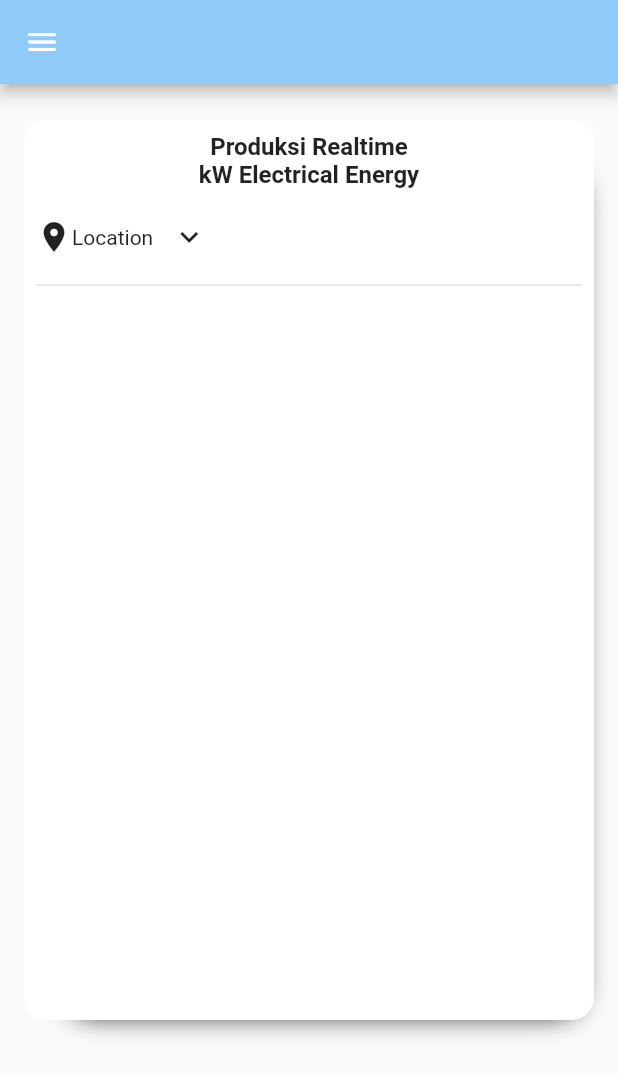
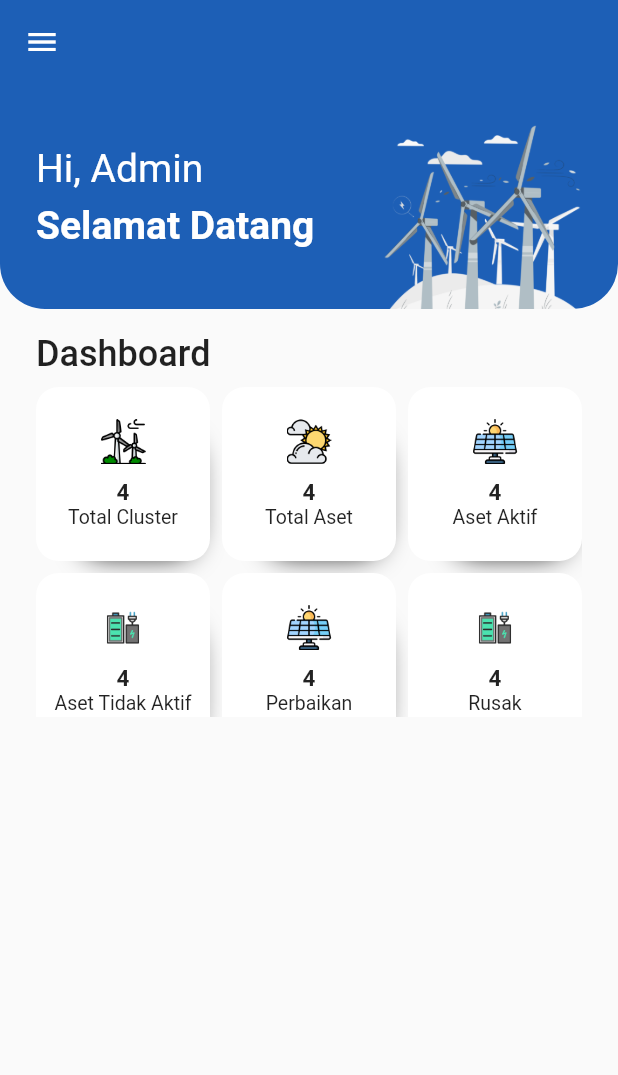
Before and after one commit to hbb-polinema/10-monitoring-pltb, a Flutter app: the screen it shows once a user with an empty profile is signed in, on a phone screen of 412 x 824 dp. Shown: the top 1075 px of the screen. Run offline on Flutter 3.47's test engine with Material 2 defaults, Android fonts, the phone set to English and light mode, and no system bars; our stand-ins replace firebase_auth, firebase_core, syncfusion_flutter_charts; accounts and stored records are empty.

Commit message:
edit home screen

```diff
--- a/lib/home/home_screen.dart
+++ b/lib/home/home_screen.dart
@@ -1,4 +1,5 @@
 import 'package:flutter/material.dart';
+import 'package:manajemen_aset/widget/status_card.dart';
 
 class HomeScreen extends StatefulWidget {
   const HomeScreen({Key? key}) : super(key: key);
@@ -8,200 +9,92 @@ class HomeScreen extends StatefulWidget {
 }
 
 class _HomeScreenState extends State<HomeScreen> {
-  DateTime? dateTime;
-
-  void _showDatePicker() {
-    showDatePicker(
-      context: context,
-      initialDate: DateTime.now(),
-      firstDate: DateTime(2000),
-      lastDate: DateTime(2050),
-    ).then((value) {
-      setState(() {
-        dateTime = value!;
-      });
-    });
-  }
-
-  Future<DateTime?> pickDate() => showDatePicker(
-        context: context,
-        initialDate: DateTime.now(),
-        firstDate: DateTime(2000),
-        lastDate: DateTime(2050),
-      );
-
-  Future<TimeOfDay?> pickTime() => showTimePicker(
-        context: context,
-        initialTime: TimeOfDay.now(),
-      );
-
-  Future pickDateTime() async {
-    DateTime? date = await pickDate();
-    if (date == null) return;
-
-    TimeOfDay? time = await pickTime();
-    if (time == null) return;
-    final dateTime = DateTime(
-      date.year,
-      date.month,
-      date.day,
-      time.hour,
-      time.minute,
-    );
-    setState(() {
-      this.dateTime = dateTime;
-    });
-  }
-
-  // void _showTimePicker() {
-  //   showTimePicker(
-  //     context: context,
-  //     initialTime: TimeOfDay(hour: dateTime!.hour, minute: dateTime!.minute),
-  //     // firstDate: DateTime(2000),
-  //     // lastDate: DateTime(2050),
-  //   ).then((value) {
-  //     setState(() {
-  //       dateTime = value!;
-  //     });
-  //   });
-  // }
-
-  // Future PickDateTime() async {
-  //   _showDatePicker();
-  //   _showTimePicker();
-  // }
-
   @override
   Widget build(BuildContext context) {
-    // final hours = dateTime!.hour.toString().padLeft(2, '0');
-    // final minutes = dateTime!.minute.toString().padLeft(2, '0');
-
-    return SafeArea(
-      child: Scaffold(
-        body: SingleChildScrollView(
+    return Scaffold(
+      body: Stack(
+        children: [
+          background(),
+          SafeArea(
+            child: SingleChildScrollView(
               scrollDirection: Axis.vertical,
+              padding: const EdgeInsets.fromLTRB(24.0, 0, 24, 24),
               child: Column(
+                crossAxisAlignment: CrossAxisAlignment.start,
                 children: [
-              Padding(
-                padding: const EdgeInsets.fromLTRB(16, 16, 16, 0),
-                child: Column(
+                  Row(
+                    mainAxisAlignment: MainAxisAlignment.spaceBetween,
                     children: [
-                    Padding(
-                      padding: const EdgeInsets.only(top: 8, bottom: 15),
-                      child: Container(
-                        width: double.infinity,
-                        height: 600,
-                        decoration: BoxDecoration(
+                      Column(
+                        crossAxisAlignment: CrossAxisAlignment.start,
+                        children: const [
+                          Text(
+                            "Hi, Admin",
+                            style: TextStyle(
                               color: Colors.white,
-                          boxShadow: const [
-                            BoxShadow(
-                              offset: Offset(10, 16),
-                              blurRadius: 15,
-                              spreadRadius: -20,
-                            )
-                          ],
-                          borderRadius: BorderRadius.circular(15),
+                              fontSize: 26,
+                              fontWeight: FontWeight.w400,
                             ),
-                        child: Padding(
-                          padding: const EdgeInsets.all(8.0),
-                          child: Column(
-                            children: [
-                              const Text(
-                                'Produksi Realtime \nkW Electrical Energy',
+                          ),
+                          SizedBox(height: 8),
+                          Text(
+                            "Selamat Datang",
                             style: TextStyle(
-                                  fontSize: 16,
-                                  fontWeight: FontWeight.w600,
-                                ),
-                                textAlign: TextAlign.center,
-                              ),
-                              const SizedBox(
-                                height: 8,
-                              ),
-                              Column(
-                                mainAxisAlignment:
-                                    MainAxisAlignment.spaceBetween,
-                                children: [
-                                  // location
-                                  Row(
-                                    children: [
-                                      const Icon(Icons.place),
-                                      const Text('Location'),
-                                      IconButton(
-                                        onPressed: () {},
-                                        icon: const Icon(Icons.expand_more),
+                                color: Colors.white,
+                                fontSize: 26,
+                                fontWeight: FontWeight.w600),
                           ),
                         ],
                       ),
-                                  // //date
-                                  // Row(
-                                  //   children: [
-                                  //     const Icon(Icons.calendar_month_rounded),
-                                  //     Text(dateTime == null
-                                  //         ? DateFormat('dd MM yyyy HH:mm:ss')
-                                  //             .format(DateTime.now())
-                                  //         : DateFormat('dd MMM yyyy HH:mm:00')
-                                  //             .format(dateTime!)),
-                                  //     IconButton(
-                                  //       onPressed: () async {
-                                  //         pickDateTime();
-                                  //       },
-                                  //       icon: const Icon(Icons.expand_more),
-                                  //     ),
-                                  //   ],
-                                  // ),
+                      Column(
+                        children: [
+                          const SizedBox(height: 20),
+                          Image.asset("img/Wind turbine-pana.png", height: 130),
                         ],
                       ),
-                              const Divider(thickness: 1),
-                              const SizedBox(
-                                height: 8,
-                              ),
-                              // const Chart2(),
-                              // RealtimeChart()
-                              // const NewChart(),
                     ],
                   ),
+                  const SizedBox(height: 16),
+                  const Text(
+                    "Dashboard",
+                    style: TextStyle(
+                      fontSize: 24,
+                      fontWeight: FontWeight.w500,
                     ),
                   ),
-                    ),
-                    // const Text(
-                    //   'Dashboard',
-                    //   style: TextStyle(
-                    //     fontSize: 16,
-                    //     fontWeight: FontWeight.w600,
-                    //   ),
-                    // ),
-                    // SizedBox(
-                    //   height: 10,
-                    // ),
-                    // Expanded(
-                    //   child: GridView.count(
-                    //     crossAxisCount: 2,
-                    //     crossAxisSpacing: 24,
-                    //     mainAxisSpacing: 24,
-                    //     children: const [
-                    //       StatusCard(
-                    //           img: 'img/turbine.png',
-                    //           title: '4',
-                    //           subTitle: 'Wind Turbine'),
-                    //       StatusCard(
-                    //           img: 'img/partly-cloudy.png',
-                    //           title: '4',
-                    //           subTitle: 'Weather Station'),
-                    //       StatusCard(
-                    //           img: 'img/solar-panel.png',
-                    //           title: '4',
-                    //           subTitle: 'Solar Panel'),
-                    //       StatusCard(
-                    //           img: 'img/battery-charge.png',
-                    //           title: '4',
-                    //           subTitle: 'TBattery'),
-                    //     ],
-                    //   ),
-                    // ),
-
-                    // SizedBox(
-                    //   height: 20,
-                    // )
+                  const SizedBox(height: 8),
+                  SizedBox(
+                    height: 220,
+                    child: GridView.count(
+                      crossAxisCount: 3,
+                      crossAxisSpacing: 8,
+                      mainAxisSpacing: 8,
+                      shrinkWrap: true,
+                      children: const [
+                        StatusCard(
+                            img: 'img/turbine.png',
+                            title: '4',
+                            subTitle: 'Total Cluster'),
+                        StatusCard(
+                            img: 'img/partly-cloudy.png',
+                            title: '4',
+                            subTitle: 'Total Aset'),
+                        StatusCard(
+                            img: 'img/solar-panel.png',
+                            title: '4',
+                            subTitle: 'Aset Aktif'),
+                        StatusCard(
+                            img: 'img/battery-charge.png',
+                            title: '4',
+                            subTitle: 'Aset Tidak Aktif'),
+                        StatusCard(
+                            img: 'img/solar-panel.png',
+                            title: '4',
+                            subTitle: 'Perbaikan'),
+                        StatusCard(
+                            img: 'img/battery-charge.png',
+                            title: '4',
+                            subTitle: 'Rusak'),
                       ],
                     ),
                   ),
@@ -209,6 +102,21 @@ class _HomeScreenState extends State<HomeScreen> {
               ),
             ),
           ),
+        ],
+      ),
+    );
+  }
+
+  Widget background() {
+    return Container(
+      height: 150,
+      decoration: const BoxDecoration(
+        color: Color.fromARGB(225, 0, 74, 173),
+        borderRadius: BorderRadius.only(
+          bottomLeft: Radius.circular(30),
+          bottomRight: Radius.circular(30),
+        ),
+      ),
     );
   }
 }
--- a/lib/monitoring/today_chart.dart
+++ b/lib/monitoring/today_chart.dart
@@ -33,7 +33,9 @@ class _TodayChartState extends State<TodayChart> {
 
   Future fetchRealtime() async {
     _chartData = await getData;
-    setState(() {});
+    if (mounted) {
+      setState(() {});
+    }
   }
 
   Future connectAPI(String date) async {
--- a/lib/service/auth_service.dart
+++ b/lib/service/auth_service.dart
@@ -2,7 +2,6 @@ import 'package:firebase_auth/firebase_auth.dart';
 import 'package:flutter/material.dart';
 import 'package:manajemen_aset/widget/drawer.dart';
 import 'package:manajemen_aset/login/login_screen.dart';
-import 'package:manajemen_aset/main_page.dart';
 
 class AuthService extends StatelessWidget {
   const AuthService({Key? key}) : super(key: key);
--- a/lib/widget/drawer.dart
+++ b/lib/widget/drawer.dart
@@ -36,8 +36,8 @@ class _MyDrawerState extends State<MyDrawer> {
     }
     return Scaffold(
       appBar: AppBar(
-        backgroundColor: Colors.blue[200],
-        // title: Text("Rapid Tech"),
+        backgroundColor: const Color.fromARGB(225, 0, 74, 173),
+        elevation: 0,
       ),
       body: container,
       drawer: Drawer(
--- a/lib/widget/my_header_drawer.dart
+++ b/lib/widget/my_header_drawer.dart
@@ -13,7 +13,7 @@ class _MyHeaderDrawerState extends State<MyHeaderDrawer> {
   @override
   Widget build(BuildContext context) {
     return Container(
-      color: Colors.blue[200],
+      color: const Color.fromARGB(225, 0, 74, 173),
       width: double.infinity,
       height: 200,
       padding: const EdgeInsets.only(top: 20.0),
--- a/lib/widget/status_card.dart
+++ b/lib/widget/status_card.dart
@@ -19,7 +19,7 @@ class StatusCard extends StatelessWidget {
         //     MaterialPageRoute(builder: (contex) => ReadingStatusPage()));
       },
       child: Container(
-        height: 140,
+        height: 500,
         decoration: BoxDecoration(
           color: Colors.white,
           // color: const Color(0xffF4E6BE),
@@ -37,22 +37,22 @@ class StatusCard extends StatelessWidget {
           children: [
             Image.asset(
               img,
-              height: 50,
+              height: 30,
             ),
             const SizedBox(
-              height: 6,
+              height: 10,
             ),
             Text(
               title,
               style: const TextStyle(
-                  fontSize: 25,
+                  fontSize: 15,
                   fontWeight: FontWeight.bold,
                   color: Colors.black87),
               textAlign: TextAlign.center,
             ),
             Text(
               subTitle,
-              style: const TextStyle(fontSize: 18, color: Colors.black87),
+              style: const TextStyle(fontSize: 13, color: Colors.black87),
             )
           ],
         ),
```
Also changed, not shown: lib/monitoring/selected_chart.dart (+7 -5 lines), lib/splashscreen.dart (+36 -83 lines), lib/widget/nav_drawer.dart (added, +104 -0 lines), pubspec.yaml (+5 -3 lines), img/Logo.png (added), img/Wind turbine-pana.png (added). Lines whose indentation alone changed are shown as unchanged.
